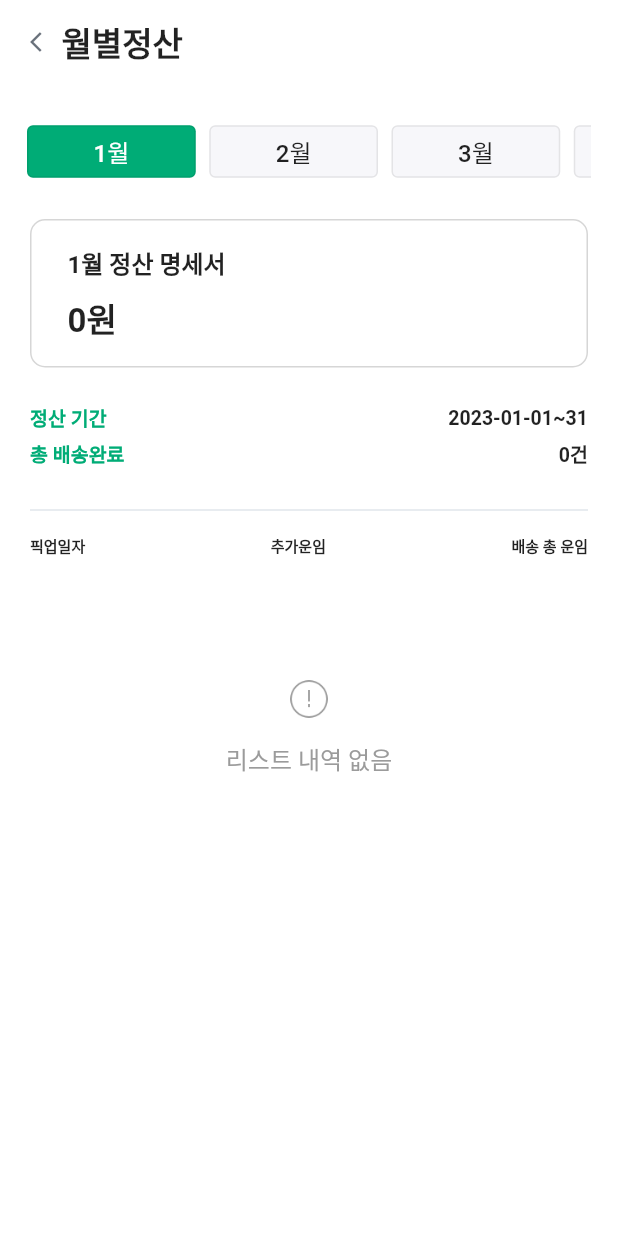
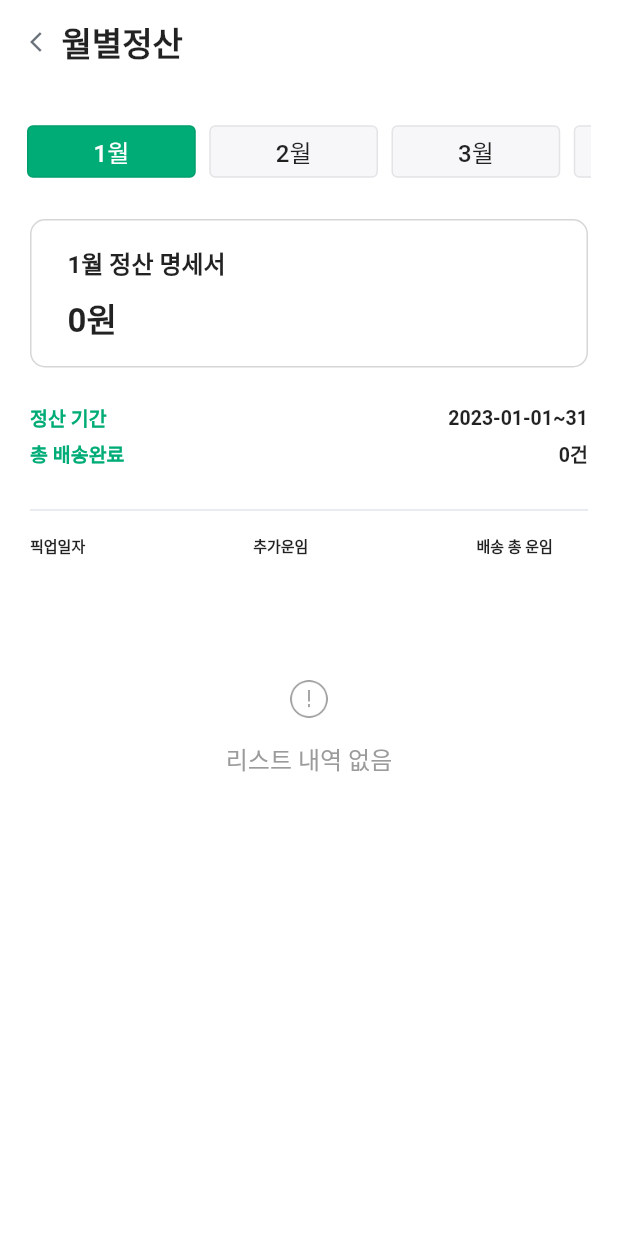
Before and after one commit to dohyxx/mocar-app, a Flutter app: the CostListView screen opened by its route, on a phone screen of 412 x 824 dp. Run offline on Flutter 3.47's test engine with Material 2 defaults, Android fonts, the light colour scheme and no system bars; our stand-ins replace auto_size_text, cached_network_image, dio, expandable, flutter_html, font_awesome_flutter and 10 more; missing offline and left inert: dio_http_cache, json_path; accounts and stored records are empty; Roboto replaces fonts that are missing (NotoSansKR); statements that could not run were skipped.

Commit message:
[월별정산] 텍스트 정렬 수정
권도현

```diff
--- a/lib/app/modules/cost/widgets/month_list_row_widget.dart
+++ b/lib/app/modules/cost/widgets/month_list_row_widget.dart
@@ -32,6 +32,9 @@ class MonthListRowWidget extends GetWidget<CostController> {
                       ),
                     ),
                   ),
+
+                  SizedBox(width: 10),
+
                   Expanded(
                     flex: 2,
                     child: Text('${Util.numberWithComma(controller.monthCostList[index].plusAmount, isDecimal: false)}원',
@@ -43,7 +46,7 @@ class MonthListRowWidget extends GetWidget<CostController> {
                     ),
                   ),
                   Expanded(
-                    flex: 0,
+                    flex: 1,
                     child: Text('${Util.numberWithComma(controller.monthCostList[index].totalAmount, isDecimal: false)}원',
                       style: TextStyle(
                         fontSize: 14,
--- a/lib/app/modules/cost/widgets/month_list_widget.dart
+++ b/lib/app/modules/cost/widgets/month_list_widget.dart
@@ -183,7 +183,7 @@ class MonthListWidget extends GetWidget<CostController> {
                             ),
 
                             Expanded(
-                              flex: 0,
+                              flex: 1,
                               child: Text('배송 총 운임',
                                 style: TextStyle(
                                   fontSize: 10,
--- a/lib/app/modules/root/widget/main_bottom_card_widget.dart
+++ b/lib/app/modules/root/widget/main_bottom_card_widget.dart
@@ -118,7 +118,7 @@ class MainBottomCardWidget extends GetWidget<RootController> {
                             ),
 
                             Expanded(
-                              flex: 0,
+                              flex: 1,
                               child: Text('배송 총 운임',
                                 style: TextStyle(
                                   fontSize: 10,
--- a/lib/app/modules/root/widget/main_month_list_row_widget.dart
+++ b/lib/app/modules/root/widget/main_month_list_row_widget.dart
@@ -43,7 +43,7 @@ class MainMonthListRowWidget extends GetWidget<RootController> {
                     ),
                   ),
                   Expanded(
-                    flex: 0,
+                    flex: 1,
                     child: Text('${Util.numberWithComma(controller.monthCostList[index].totalAmount, isDecimal: false)}원',
                       style: TextStyle(
                         fontSize: 14,
```
